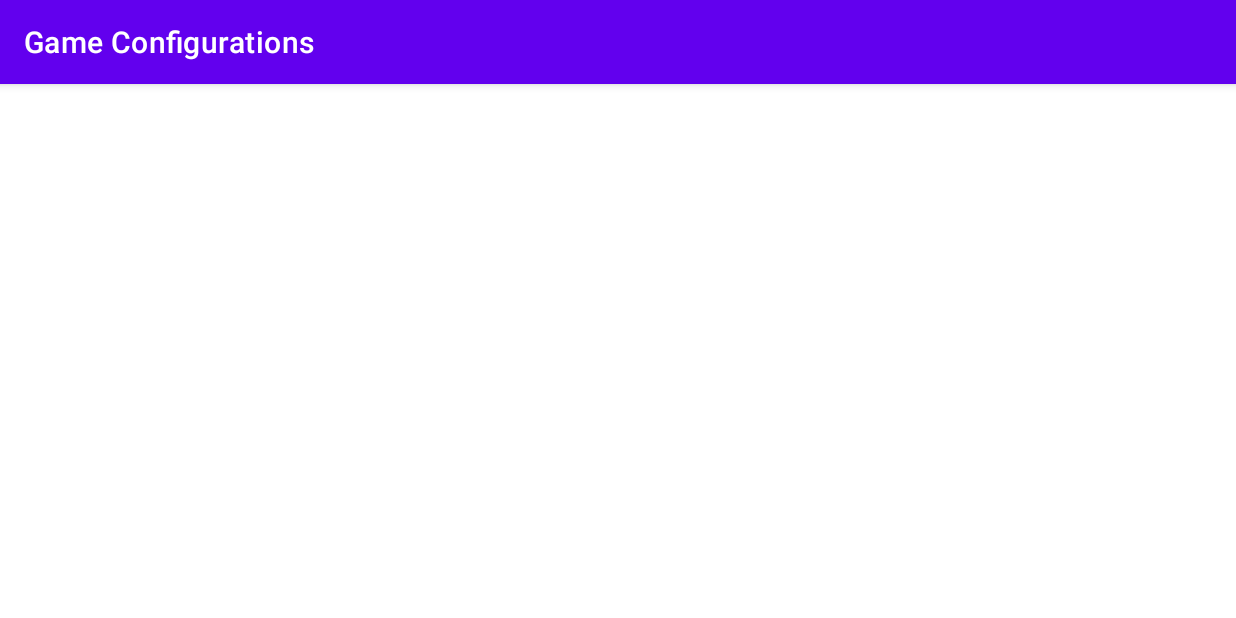
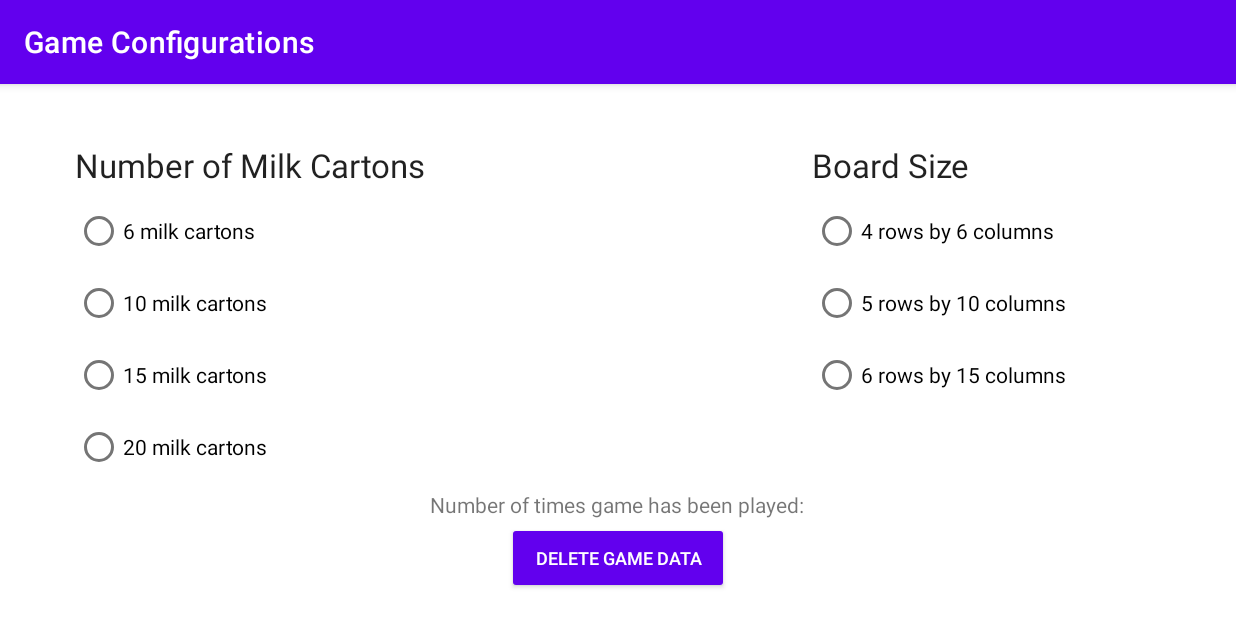
Before and after one commit to mrpthemrp/cmpt276-a3-game, an Android app: the OptionsScreen screen opened directly, with no data from a screen before it, on a phone screen of 824 x 412 dp (held sideways). Run offline under Robolectric (Android 15) with nearby library versions, the phone set to English and light mode, and no system bars.

Commit message:
General Layout of Options done.

```diff
--- a/app/src/main/java/cmpt276/assign3/mineseeker/ui/OptionsScreen.java
+++ b/app/src/main/java/cmpt276/assign3/mineseeker/ui/OptionsScreen.java
@@ -5,15 +5,41 @@ import androidx.appcompat.app.AppCompatActivity;
 import android.content.Context;
 import android.content.Intent;
 import android.os.Bundle;
+import android.widget.Button;
+import android.widget.RadioButton;
+import android.widget.Toast;
 
 import cmpt276.assign3.mineseeker.R;
+import cmpt276.assign3.mineseeker.model.Options;
 
 public class OptionsScreen extends AppCompatActivity {
+    private Options options = Options.getInstance();
 
     @Override
     protected void onCreate(Bundle savedInstanceState) {
         super.onCreate(savedInstanceState);
         setContentView(R.layout.activity_options_screen);
+
+        setupDelGameDataBtn();
+        setupRadioGroupSize();
+        setupRadioGroupCartons();
+    }
+
+    //SETUP THINGS
+    private void setupRadioGroupCartons() {
+
+    }
+
+    private void setupRadioGroupSize() {
+
+    }
+
+    private void setupDelGameDataBtn() {
+        Button delGameBtn = findViewById(R.id.options_EraseTimesPlayed);
+        delGameBtn.setOnClickListener(view -> {
+            //del game data
+            Toast.makeText(OptionsScreen.this,"Deleted Game Data!", Toast.LENGTH_SHORT).show();
+        });
     }
 
     public static Intent makeIntent(Context context){
--- a/app/src/main/res/layout/activity_options_screen.xml
+++ b/app/src/main/res/layout/activity_options_screen.xml
@@ -6,4 +6,116 @@
     android:layout_height="match_parent"
     tools:context=".ui.OptionsScreen">
 
+    <RadioGroup
+        android:id="@+id/options_CartonGroup"
+        android:layout_width="wrap_content"
+        android:layout_height="wrap_content"
+        android:layout_marginStart="50dp"
+        android:layout_marginTop="5dp"
+        app:layout_constraintStart_toStartOf="parent"
+        app:layout_constraintTop_toBottomOf="@+id/options_CartonsText">
+
+        <RadioButton
+            android:id="@+id/cartons_6"
+            android:layout_width="wrap_content"
+            android:layout_height="wrap_content"
+            android:text="@string/carton_6"></RadioButton>
+
+        <RadioButton
+            android:id="@+id/cartons_10"
+            android:layout_width="wrap_content"
+            android:layout_height="wrap_content"
+            android:text="@string/carton_10"></RadioButton>
+
+        <RadioButton
+            android:id="@+id/cartons_15"
+            android:layout_width="wrap_content"
+            android:layout_height="wrap_content"
+            android:text="@string/carton_15"></RadioButton>
+
+        <RadioButton
+            android:id="@+id/cartons_20"
+            android:layout_width="wrap_content"
+            android:layout_height="wrap_content"
+            android:text="@string/carton_20"></RadioButton>
+
+    </RadioGroup>
+
+    <RadioGroup
+        android:id="@+id/options_SizeGroup"
+        android:layout_width="wrap_content"
+        android:layout_height="wrap_content"
+        android:layout_marginTop="5dp"
+        android:layout_marginEnd="113dp"
+        app:layout_constraintEnd_toEndOf="parent"
+        app:layout_constraintTop_toBottomOf="@+id/options_SizeText">
+
+        <RadioButton
+            android:id="@+id/size_4x6"
+            android:layout_width="wrap_content"
+            android:layout_height="wrap_content"
+            android:text="@string/size_4x6"></RadioButton>
+
+        <RadioButton
+            android:id="@+id/size_5x10"
+            android:layout_width="wrap_content"
+            android:layout_height="wrap_content"
+            android:text="@string/size_5x10"></RadioButton>
+
+        <RadioButton
+            android:id="@+id/size_6x15"
+            android:layout_width="wrap_content"
+            android:layout_height="wrap_content"
+            android:text="@string/size_6x15"></RadioButton>
+
+    </RadioGroup>
+
+    <TextView
+        android:id="@+id/options_CartonsText"
+        android:layout_width="wrap_content"
+        android:layout_height="wrap_content"
+        android:layout_marginStart="50dp"
+        android:layout_marginTop="39dp"
+        android:text="@string/options_CartonsTitle"
+        android:textAppearance="@style/TextAppearance.AppCompat.Large"
+        app:layout_constraintStart_toStartOf="parent"
+        app:layout_constraintTop_toTopOf="parent" />
+
+    <TextView
+        android:id="@+id/options_SizeText"
+        android:layout_width="wrap_content"
+        android:layout_height="wrap_content"
+        android:layout_marginTop="39dp"
+        android:layout_marginEnd="177dp"
+        android:text="@string/options_SizeTitle"
+        android:textAppearance="@style/TextAppearance.AppCompat.Large"
+        app:layout_constraintEnd_toEndOf="parent"
+        app:layout_constraintTop_toTopOf="parent" />
+
+    <TextView
+        android:id="@+id/options_TimesPlayedText"
+        android:layout_width="wrap_content"
+        android:layout_height="wrap_content"
+        android:layout_marginStart="34dp"
+        android:layout_marginEnd="214dp"
+        android:layout_marginBottom="2dp"
+        android:text="@string/options_TimesPlayed"
+        app:layout_constraintBottom_toTopOf="@+id/options_EraseTimesPlayed"
+        app:layout_constraintEnd_toEndOf="parent"
+        app:layout_constraintStart_toEndOf="@+id/options_CartonGroup" />
+
+    <Button
+        android:id="@+id/options_EraseTimesPlayed"
+        style="@style/Widget.AppCompat.Button.Small"
+        android:layout_width="148dp"
+        android:layout_height="48dp"
+        android:layout_marginStart="267dp"
+        android:layout_marginEnd="268dp"
+        android:layout_marginBottom="16dp"
+        android:text="@string/options_EraseTimesPlayer"
+        android:textSize="12sp"
+        app:layout_constraintBottom_toBottomOf="parent"
+        app:layout_constraintEnd_toEndOf="parent"
+        app:layout_constraintStart_toStartOf="parent" />
+
 </androidx.constraintlayout.widget.ConstraintLayout>
--- a/app/src/main/res/values/strings.xml
+++ b/app/src/main/res/values/strings.xml
@@ -29,6 +29,18 @@
     <string name="mainMenu_OptionsBtn">Options</string>
     <string name="mainMenu_HelpBtn">Help</string>
 
+    <string name="options_SizeTitle">Board Size</string>
+    <string name="options_TimesPlayed">Number of times game has been played: </string>
+    <string name="options_EraseTimesPlayer">Delete Game Data</string>
+    <string name="options_CartonsTitle">Number of Milk Cartons</string>
 
+    <string name="size_4x6">4 rows by 6 columns</string>
+    <string name="size_5x10">5 rows by 10 columns</string>
+    <string name="size_6x15">6 rows by 15 columns</string>
+
+    <string name="carton_6">6 milk cartons</string>
+    <string name="carton_10">10 milk cartons</string>
+    <string name="carton_15">15 milk cartons</string>
+    <string name="carton_20">20 milk cartons</string>
 
 </resources>
```
